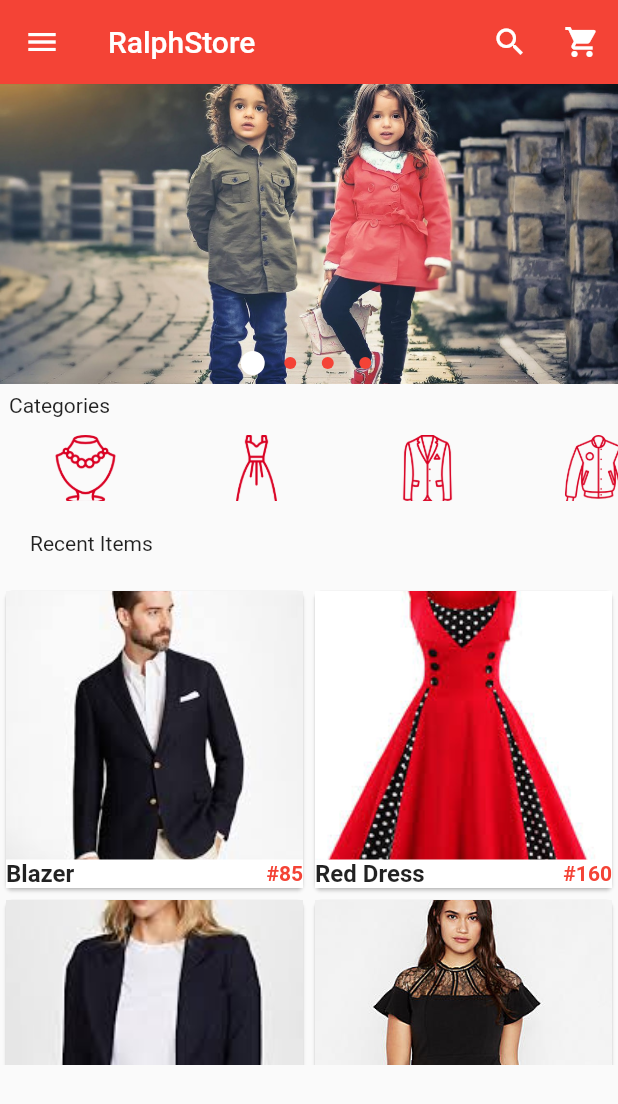
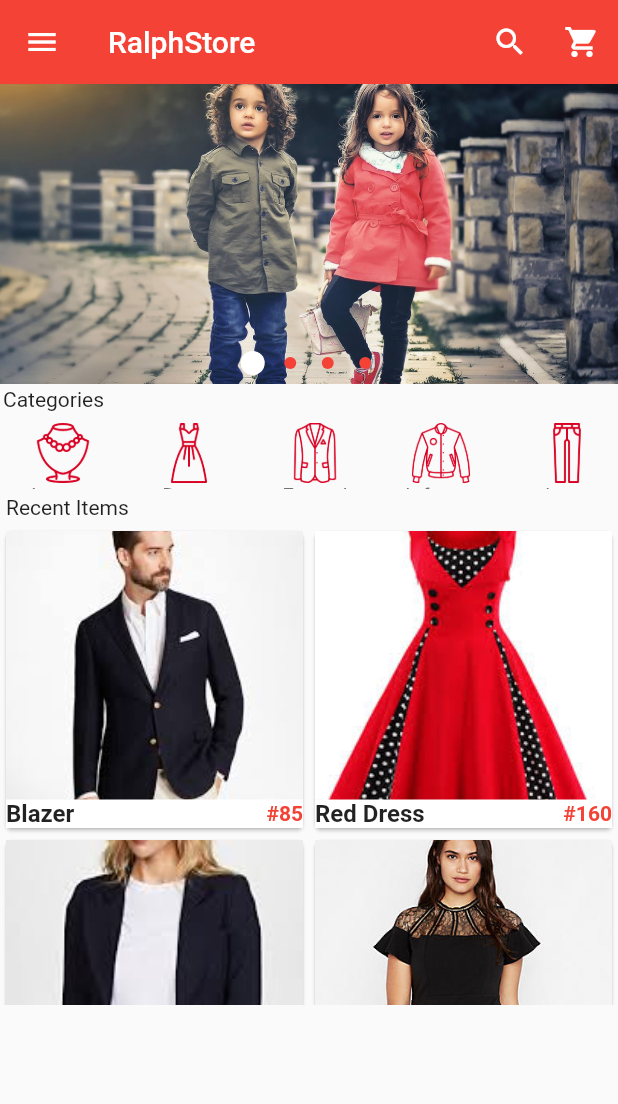
Before and after one commit to RaphealToby/flutter-ecommerce, a Flutter app: the screen it shows after launch, on a phone screen of 412 x 824 dp. Shown: the top 1104 px of the screen. Run offline on Flutter 3.47's test engine with Material 2 defaults, Android fonts, the phone set to English and light mode, and no system bars; drawn by our look-alikes of carousel_pro; our stand-ins replace cloud_firestore, firebase_auth, fluttertoast, google_sign_in, shared_preferences; accounts and stored records are empty.

```diff
--- a/lib/components/horizontal_listview.dart
+++ b/lib/components/horizontal_listview.dart
@@ -59,12 +59,12 @@ class Category extends StatelessWidget {
       child: InkWell(
         onTap: () {},
         child: Container(
-          width: 110.0,
+          width: 80.0,
           child: ListTile(
             title: Image.asset(
               image_location,
-              width: 100.0,
-              height: 80.0,
+              width: 40.0,
+              height: 40.0,
             ),
             subtitle: Container(
                 alignment: Alignment.topCenter,
--- a/lib/main.dart
+++ b/lib/main.dart
@@ -179,15 +179,19 @@ class _HomePageState extends State<HomePage> {
           image_carousel,
 
           // Padding widget for displaying category header
-          new Padding(padding: const EdgeInsets.all(6.0),
-          child: new Text('Categories'),),
+          new Padding(padding: const EdgeInsets.all(2.0),
+          child: Container(
+              alignment: Alignment.centerLeft,
+              child: new Text('Categories')),),
 
           // Horizontal List for category from horizontal_listview.dart file
           HorizontalList(),
 
           // Padding widget for displaying Recent item header
-          new Padding(padding: const EdgeInsets.all(20.0),
-            child: new Text('Recent Items'),),
+          new Padding(padding: const EdgeInsets.all(4.0),
+            child: Container(
+                alignment: Alignment.centerLeft,
+                child: new Text('Recent Items')),),
 
           //Grid view for recent Items
           Container(
--- a/pubspec.yaml
+++ b/pubspec.yaml
@@ -21,7 +21,11 @@ dependencies:
     sdk: flutter
 #    For Sliding Image
   carousel_pro: ^1.0.0
-
+  shared_preferences: ^0.5.4+6
+  firebase_auth: ^0.15.0+1
+  cloud_firestore: ^0.12.10+2
+  google_sign_in: ^4.0.14
+  fluttertoast: ^3.1.3
   # The following adds the Cupertino Icons font to your application.
   # Use with the CupertinoIcons class for iOS style icons.
   cupertino_icons: ^0.1.2
```
Also changed, not shown: lib/pages/login.dart (added, +19 -0 lines), pubspec.lock, 3 other files.
